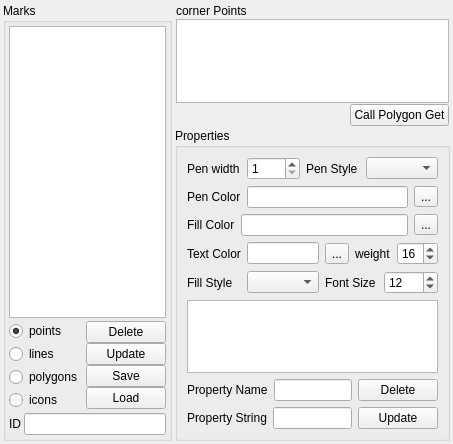
tgut/mercator.qtviewer, file qtvplugin_geomarker/qtvplugin_geomarker.ui: the form before one commit.
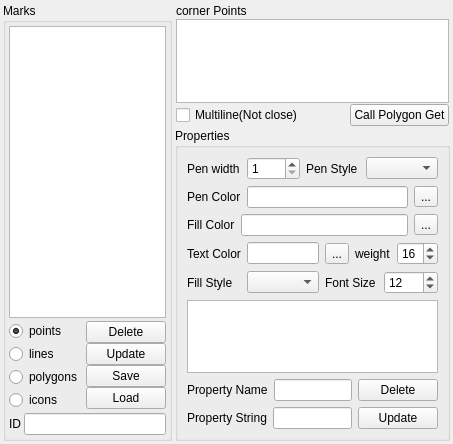
The form after the commit. The open tabs and pages were chosen to show the change. Icons and pictures are not drawn.

Commit message: Add a multiline graphics item, based on QGraphicsPathItem Multiline can hold several lines in one top-level item. now, point, line, multiline, polygon, these geo types can hold WKT style geo elements in future.

```diff
--- a/qtvplugin_geomarker/qtvplugin_geomarker.ui
+++ b/qtvplugin_geomarker/qtvplugin_geomarker.ui
@@ -417,6 +417,13 @@
          </item>
          <item>
           <layout class="QHBoxLayout" name="horizontalLayout_14">
+           <item>
+            <widget class="QCheckBox" name="checkBox_close">
+             <property name="text">
+              <string>Multiline(Not close)</string>
+             </property>
+            </widget>
+           </item>
            <item>
             <spacer name="horizontalSpacer_2">
              <property name="orientation">
```
The commit also changes 10 other files.
